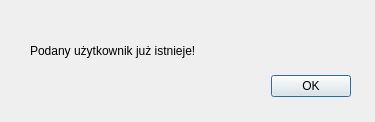
Old version of the form errorcreatinguserwindow.ui in the repository DarkRaven255/Fiszki.
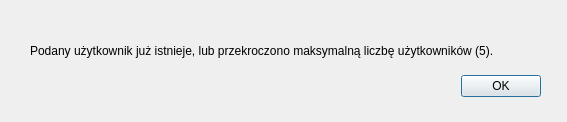
New version of the form.

Diff of the .ui file:
```diff
--- a/errorcreatinguserwindow.ui
+++ b/errorcreatinguserwindow.ui
@@ -6,7 +6,7 @@
    <rect>
     <x>0</x>
     <y>0</y>
-    <width>375</width>
+    <width>567</width>
     <height>122</height>
    </rect>
   </property>
@@ -16,7 +16,7 @@
   <widget class="QDialogButtonBox" name="buttonBox">
    <property name="geometry">
     <rect>
-     <x>10</x>
+     <x>200</x>
      <y>70</y>
      <width>341</width>
      <height>32</height>
@@ -34,12 +34,12 @@
     <rect>
      <x>30</x>
      <y>30</y>
-     <width>241</width>
+     <width>501</width>
      <height>41</height>
     </rect>
    </property>
    <property name="text">
-    <string>Podany użytkownik już istnieje!</string>
+    <string>Podany użytkownik już istnieje, lub przekroczono maksymalną liczbę użytkowników (5).</string>
    </property>
   </widget>
  </widget>
```
